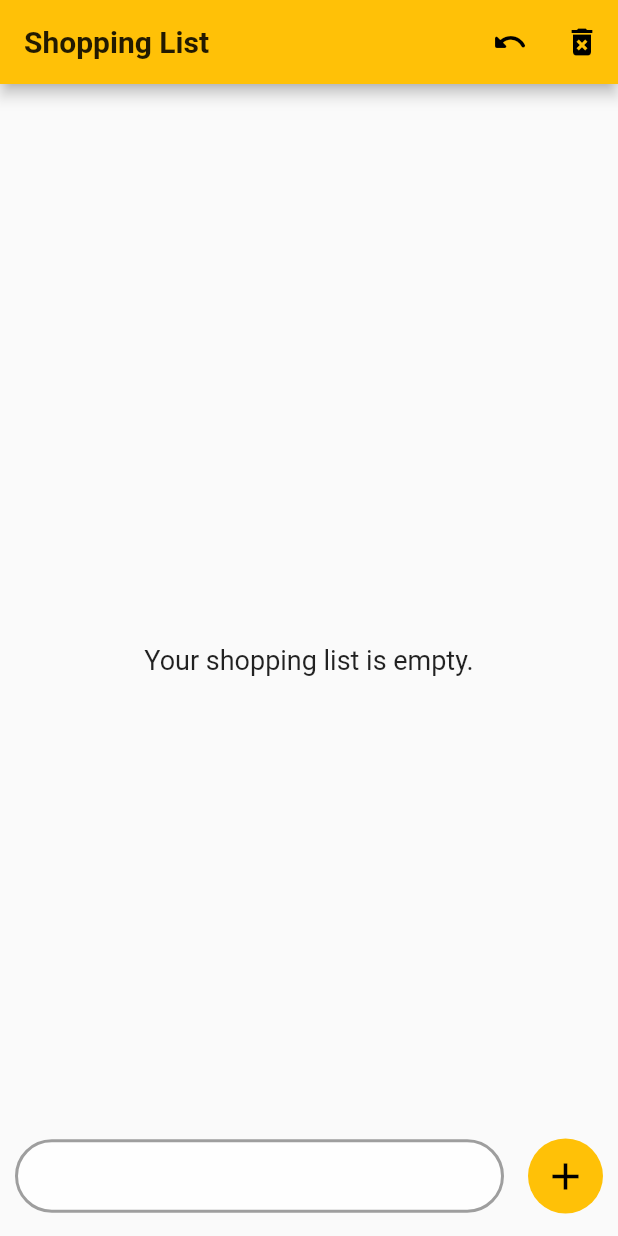
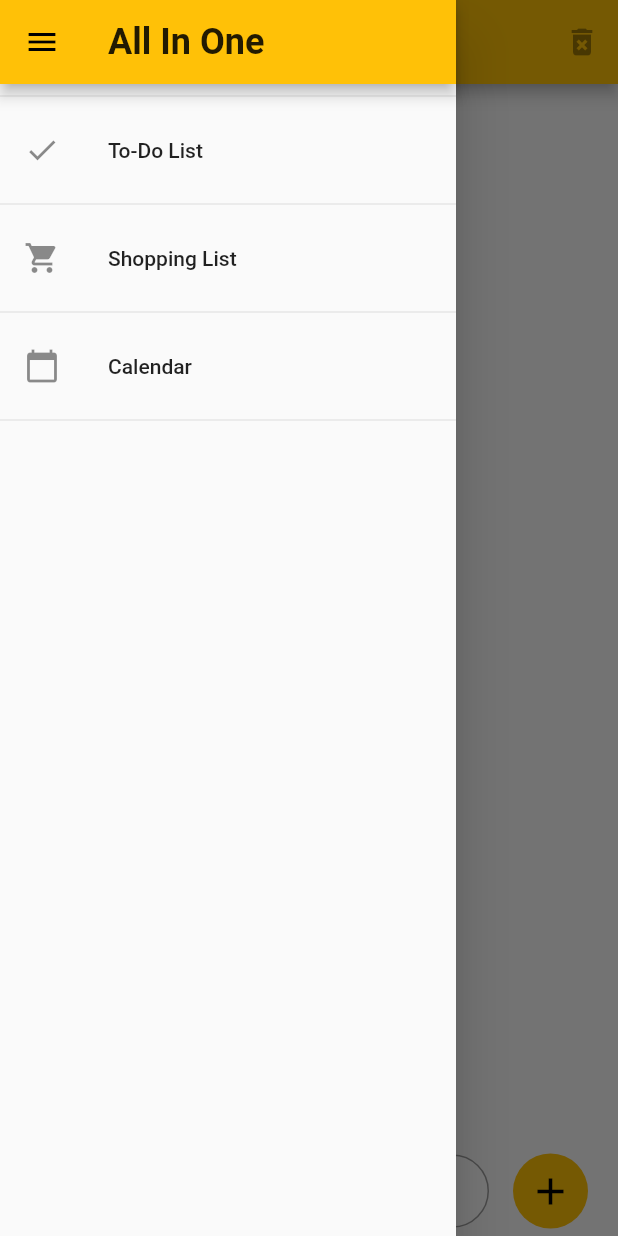
Before and after one commit to hrvojeBencik/notify, a Flutter app: the screen it shows after launch, with the side drawer open (before the commit the screen has no drawer), on a phone screen of 412 x 824 dp. Run offline on Flutter 3.47's test engine with Material 2 defaults, Android fonts, the phone set to English and light mode, and no system bars; our stand-ins replace shared_preferences.

Commit message:
Added ToDo, minor fixes

```diff
--- a/lib/main.dart
+++ b/lib/main.dart
@@ -1,6 +1,9 @@
 import 'package:flutter/material.dart';
 import 'package:provider/provider.dart';
 import 'package:shopping_list/models/shopping_list_model.dart';
+import 'package:shopping_list/models/todo_list_model.dart';
+import 'package:shopping_list/screens/calendar_screen.dart';
+import 'package:shopping_list/screens/shopping_list_screen.dart';
 
 import 'screens/home_screen.dart';
 
@@ -14,13 +17,21 @@ class ShoppingApp extends StatelessWidget {
         ChangeNotifierProvider(
           create: (context) => ShoppingList(),
         ),
+        ChangeNotifierProvider(
+          create: (context) => ToDoList(),
+        ),
       ],
       child: MaterialApp(
         debugShowCheckedModeBanner: false,
         theme: ThemeData(
           primarySwatch: Colors.amber,
         ),
-        home: HomeScreen(),
+        initialRoute: '/home',
+        routes: {
+          HomeScreen.routeName: (ctx) => HomeScreen(),
+          ShoppingListScreen.routeName: (ctx) => ShoppingListScreen(),
+          CalendarScreen.routeName: (ctx) => CalendarScreen(),
+        },
       ),
     );
   }
--- a/lib/models/shopping_list_model.dart
+++ b/lib/models/shopping_list_model.dart
@@ -29,7 +29,7 @@ class ShoppingList with ChangeNotifier {
     notifyListeners();
   }
 
-  Future<void> fetchList() async {
+  void fetchList() async {
     SharedPreferences prefs = await SharedPreferences.getInstance();
     _shoppingList = prefs.getStringList('shoppingList');
     notifyListeners();
--- a/lib/screens/home_screen.dart
+++ b/lib/screens/home_screen.dart
@@ -1,24 +1,28 @@
 import 'package:flutter/material.dart';
 import 'package:provider/provider.dart';
 import 'package:shared_preferences/shared_preferences.dart';
-import 'package:shopping_list/models/shopping_list_model.dart';
-import 'package:shopping_list/widgets/custom_list_tile.dart';
+import 'package:shopping_list/models/todo_list_model.dart';
+import 'package:shopping_list/widgets/add_item.dart';
+import 'package:shopping_list/widgets/custom_drawer.dart';
+import 'package:shopping_list/widgets/todo_list_tile.dart';
 
 class HomeScreen extends StatefulWidget {
+  static const routeName = '/home';
   @override
   _HomeScreenState createState() => _HomeScreenState();
 }
 
 class _HomeScreenState extends State<HomeScreen> {
-  Size size;
+  var _toDoListProvider;
+  List<Map<String, dynamic>> _toDoList;
+
   TextEditingController _itemController = TextEditingController();
-  var shoppingListProvider;
-  List<String> list;
+  bool _isLoading = true;
 
   @override
   void initState() {
     super.initState();
-    checkForSavedList();
+    checkForSavedToDoList();
   }
 
   @override
@@ -27,155 +31,84 @@ class _HomeScreenState extends State<HomeScreen> {
     _itemController.dispose();
   }
 
-  void checkForSavedList() async {
+  void checkForSavedToDoList() async {
     SharedPreferences prefs = await SharedPreferences.getInstance();
-    if (prefs.getStringList('shoppingList') == null ||
-        prefs.getStringList('shoppingList').isEmpty) {
-      print('List is empty!');
-    } else {
-      print('List is not empty!');
+    if (prefs.getStringList('toDoList') != null &&
+        prefs.getStringList('toDoList').isNotEmpty) {
+      await _toDoListProvider.fetchList();
+    }
     setState(() {
-        shoppingListProvider.fetchList();
+      _isLoading = false;
     });
-    }
   }
 
   @override
   Widget build(BuildContext context) {
-    size = MediaQuery.of(context).size;
-    shoppingListProvider = Provider.of<ShoppingList>(context, listen: true);
-    list = shoppingListProvider.list;
+    _toDoListProvider = Provider.of<ToDoList>(context, listen: true);
+    _toDoList = _toDoListProvider.todoList;
     return Scaffold(
+      drawer: CustomDrawer(),
       appBar: AppBar(
         title: Text(
-          "Shopping List",
+          "To-Do",
           style: TextStyle(
             fontWeight: FontWeight.bold,
           ),
         ),
         actions: [
           IconButton(
-            onPressed: () {},
-            icon: Icon(
-              Icons.undo_rounded,
-            ),
-          ),
-          IconButton(
-            onPressed: () {
-              shoppingListProvider.removeAllItems();
-              shoppingListProvider.saveList();
-            },
-            icon: Icon(
-              Icons.delete_forever,
-            ),
-          ),
+              icon: Icon(Icons.delete_forever),
+              onPressed: _toDoList.isEmpty
+                  ? null
+                  : () {
+                      _toDoListProvider.removeAllToDoItems();
+                      _toDoListProvider.removeListFromMemory();
+                    }),
         ],
       ),
       body: SafeArea(
-        child: Container(
-          padding: EdgeInsets.all(10),
-          width: size.width,
-          height: size.height,
-          child: Stack(
+        child: _isLoading
+            ? Center(
+                child: CircularProgressIndicator(),
+              )
+            : Stack(
                 children: [
-              list.isEmpty
+                  _toDoList.isEmpty
                       ? Center(
                           child: Text(
-                        "Your shopping list is empty.",
+                            "Your To-Do List is Empty",
                             style: TextStyle(
                               fontSize: 18,
                             ),
                           ),
                         )
-                  : ListView.builder(
-                      itemCount: list.length,
-                      itemBuilder: (context, index) {
-                        return CustomListTile(list[index], index);
+                      : Padding(
+                          padding: const EdgeInsets.only(
+                            top: 10,
+                            right: 10,
+                            left: 10,
+                          ),
+                          child: ListView.builder(
+                              itemCount: _toDoList.length,
+                              itemBuilder: (context, i) {
+                                return ToDoListTile(_toDoList[i]['text'],
+                                    _toDoList[i]['isDone'], i);
+                              }),
+                        ),
+                  AddItem(
+                    HomeScreen.routeName,
+                    (_itemController) {
+                      if (_itemController.text.isNotEmpty) {
+                        _toDoListProvider.addToDoItem(_itemController.text);
+                        _toDoListProvider.saveToDoList();
+                        setState(
+                          () {
+                            _itemController.clear();
                           },
-                    ),
-              _addItem(),
-            ],
-          ),
-        ),
-      ),
                         );
                       }
-
-  Widget _addItem() {
-    return Positioned(
-      bottom: 0,
-      child: Container(
-        width: size.width - 20,
-        height: 60,
-        child: Row(
-          children: [
-            Expanded(
-              child: Padding(
-                padding: const EdgeInsets.only(
-                  right: 16.0,
-                  top: 5,
-                  bottom: 5,
-                ),
-                child: TextField(
-                  controller: _itemController,
-                  textAlignVertical: TextAlignVertical.center,
-                  textCapitalization: TextCapitalization.words,
-                  autocorrect: false,
-                  style: TextStyle(
-                    fontWeight: FontWeight.bold,
-                  ),
-                  decoration: InputDecoration(
-                    filled: true,
-                    fillColor: Colors.white70,
-                    contentPadding: EdgeInsets.only(top: 30, left: 20),
-                    enabledBorder: OutlineInputBorder(
-                      borderRadius: BorderRadius.circular(100),
-                      borderSide: BorderSide(
-                        width: 2,
-                        style: BorderStyle.solid,
-                        color: Colors.grey,
-                      ),
-                    ),
-                    focusedBorder: OutlineInputBorder(
-                      borderRadius: BorderRadius.circular(100),
-                      borderSide: BorderSide(
-                        color: Colors.black,
-                        width: 2,
-                        style: BorderStyle.solid,
-                      ),
-                    ),
-                  ),
-                ),
-              ),
-            ),
-            Container(
-              width: 50,
-              height: 50,
-              decoration: BoxDecoration(
-                borderRadius: BorderRadius.circular(25),
-                color: Colors.amber,
-              ),
-              child: IconButton(
-                iconSize: 30,
-                icon: Icon(
-                  Icons.add,
-                  size: 30,
-                  color: Colors.black,
-                ),
-                onPressed: () {
-                  setState(
-                    () {
-                      if (_itemController.text.isNotEmpty) {
-                        shoppingListProvider.addItem(_itemController.text);
-                        shoppingListProvider.saveList();
-
-                        _itemController.clear();
-                      }
                     },
-                  );
-                },
-              ),
-            ),
+                  )
                 ],
               ),
       ),
--- /dev/null
+++ b/lib/widgets/add_item.dart
@@ -0,0 +1,95 @@
+import 'package:flutter/material.dart';
+import 'package:shopping_list/screens/shopping_list_screen.dart';
+
+class AddItem extends StatefulWidget {
+  final Function(TextEditingController controller) callBack;
+  final String screen;
+
+  AddItem(this.screen, this.callBack);
+
+  @override
+  _AddItemState createState() => _AddItemState();
+}
+
+class _AddItemState extends State<AddItem> {
+  TextEditingController _itemController = TextEditingController();
+  Size size;
+  @override
+  Widget build(BuildContext context) {
+    size = MediaQuery.of(context).size;
+    return Positioned(
+      bottom: 0,
+      child: Container(
+        padding: EdgeInsets.symmetric(
+          horizontal: 20,
+        ),
+        width: size.width,
+        height: 60,
+        child: Row(
+          children: [
+            Expanded(
+              child: Padding(
+                padding: const EdgeInsets.only(
+                  right: 16.0,
+                  top: 5,
+                  bottom: 5,
+                ),
+                child: TextField(
+                  controller: _itemController,
+                  textAlignVertical: TextAlignVertical.center,
+                  textCapitalization: TextCapitalization.sentences,
+                  autocorrect: false,
+                  style: TextStyle(
+                    fontWeight: FontWeight.bold,
+                  ),
+                  decoration: InputDecoration(
+                    filled: true,
+                    fillColor: Colors.white70,
+                    contentPadding: EdgeInsets.only(top: 30, left: 20),
+                    enabledBorder: OutlineInputBorder(
+                      borderRadius: BorderRadius.circular(100),
+                      borderSide: BorderSide(
+                        width: 1,
+                        style: BorderStyle.solid,
+                        color: Colors.grey,
+                      ),
+                    ),
+                    focusedBorder: OutlineInputBorder(
+                      borderRadius: BorderRadius.circular(100),
+                      borderSide: BorderSide(
+                        color: Colors.black,
+                        width: 2,
+                        style: BorderStyle.solid,
+                      ),
+                    ),
+                  ),
+                ),
+              ),
+            ),
+            Container(
+              width: 50,
+              height: 50,
+              decoration: BoxDecoration(
+                borderRadius: BorderRadius.circular(25),
+                color: Colors.amber,
+              ),
+              child: IconButton(
+                iconSize: 30,
+                icon: Icon(
+                  widget.screen == ShoppingListScreen.routeName
+                      ? Icons.add_shopping_cart_outlined
+                      : Icons.add,
+                  size: widget.screen == ShoppingListScreen.routeName ? 24 : 30,
+                  color: Colors.black,
+                ),
+                onPressed: () {
+                  widget.callBack(_itemController);
+                },
+              ),
+            ),
+          ],
+        ),
+      ),
+    );
+  }
+}
--- /dev/null
+++ b/lib/widgets/custom_drawer.dart
@@ -0,0 +1,52 @@
+import 'package:flutter/material.dart';
+import 'package:shopping_list/screens/calendar_screen.dart';
+import 'package:shopping_list/screens/home_screen.dart';
+import 'package:shopping_list/screens/shopping_list_screen.dart';
+
+class CustomDrawer extends StatelessWidget {
+  @override
+  Widget build(BuildContext context) {
+    return Drawer(
+      child: Column(
+        children: [
+          AppBar(
+            title: Text(
+              "All In One",
+              style: TextStyle(
+                fontSize: 24,
+                fontWeight: FontWeight.bold,
+              ),
+            ),
+          ),
+          Divider(),
+          ListTile(
+            leading: Icon(Icons.check),
+            title: Text("To-Do List"),
+            onTap: () {
+              Navigator.of(context).pushReplacementNamed(HomeScreen.routeName);
+            },
+          ),
+          Divider(),
+          ListTile(
+            leading: Icon(Icons.local_grocery_store),
+            title: Text("Shopping List"),
+            onTap: () {
+              Navigator.of(context)
+                  .pushReplacementNamed(ShoppingListScreen.routeName);
+            },
+          ),
+          Divider(),
+          ListTile(
+            leading: Icon(Icons.calendar_today),
+            title: Text("Calendar"),
+            onTap: () {
+              Navigator.of(context)
+                  .pushReplacementNamed(CalendarScreen.routeName);
+            },
+          ),
+          Divider(),
+        ],
+      ),
+    );
+  }
+}
```
Also changed, not shown: lib/models/todo_list_model.dart (added, +67 -0 lines), lib/screens/calendar_screen.dart (added, +28 -0 lines), lib/screens/shopping_list_screen.dart (added, +119 -0 lines), lib/widgets/custom_list_tile.dart (+17 -7 lines), lib/widgets/todo_list_tile.dart (added, +77 -0 lines). Lines whose indentation alone changed are shown as unchanged.
